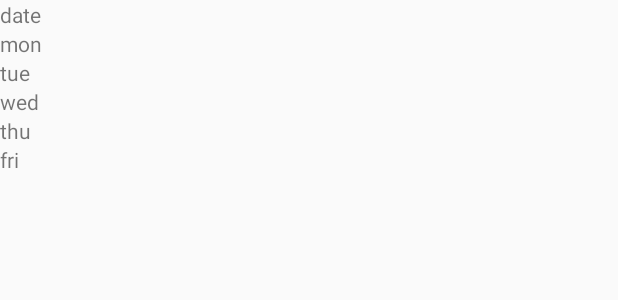
After one commit to gnstjr322/mobile_git, an Android app: the layout item_calendar.xml on its own in the app's theme, with its tools: preview values and no code run, on a phone screen of 412 x 824 dp. The commit adds this screen. Shown: the top 300 px of the screen. Run offline under Robolectric (Android 15) with nearby library versions, the phone set to English and light mode, and no system bars.

Commit message:
안드로이드 ver1.5

```diff
--- a/Android/Oh/app/build.gradle
+++ b/Android/Oh/app/build.gradle
@@ -34,6 +34,7 @@ dependencies {
     androidTestImplementation 'androidx.test:runner:1.2.0'
     androidTestImplementation 'androidx.test.espresso:espresso-core:3.2.0'
     implementation 'com.google.android.material:material:1.0.0'
+    implementation 'org.jsoup:jsoup:1.11.3'
 }
 //repositories {
 //    mavenCentral()
--- a/Android/Oh/app/src/main/java/com/example/myapplication/Name.kt
+++ b/Android/Oh/app/src/main/java/com/example/myapplication/Name.kt
@@ -10,7 +10,7 @@ class Name(var name:String, var link: String, var day: String)  {
     }*/
 
 
-    override fun toString(): String {
+    override fun toString(): String { //이런 형식으로 문자열을 재배치 해주는거야 이클래스는
 
         val sb = StringBuffer()
         sb.append(name).append('\'')
--- a/Android/Oh/app/src/main/java/com/example/myapplication/TabPagerAdapter.kt
+++ b/Android/Oh/app/src/main/java/com/example/myapplication/TabPagerAdapter.kt
@@ -6,8 +6,7 @@ import androidx.fragment.app.FragmentManager
 import androidx.fragment.app.FragmentStatePagerAdapter
 import java.lang.NullPointerException
 
-class TabPagerAdapter(fm: FragmentManager,var nameList2 : List<Name> ,private val tabcount: Int) : FragmentStatePagerAdapter(fm) {
-
+class TabPagerAdapter(fm: FragmentManager,var nameList2 : List<Name> ,var nameList3 : List<Cal>,private val tabcount: Int) : FragmentStatePagerAdapter(fm) {
 
     override fun getItem(position: Int): Fragment {
         when (position) {
@@ -16,7 +15,7 @@ class TabPagerAdapter(fm: FragmentManager,var nameList2 : List<Name> ,private va
                 return TabFragment(nameList2)
             }
             1 -> {
-                return TabFragment2()
+                return TabFragment2(nameList3)
             }
             2 -> {
                 return TabFragment3()
--- /dev/null
+++ b/Android/Oh/app/src/main/res/layout/item_calendar.xml
@@ -0,0 +1,44 @@
+<?xml version="1.0" encoding="utf-8"?>
+<LinearLayout xmlns:android="http://schemas.android.com/apk/res/android"
+    android:layout_width="match_parent"
+    android:layout_height="wrap_content"
+    android:orientation="vertical">
+
+    <TextView
+        android:id="@+id/date_text"
+        android:layout_width="wrap_content"
+        android:layout_height="wrap_content"
+        android:text="date" />
+
+    <TextView
+        android:id="@+id/mon_text"
+        android:layout_width="wrap_content"
+        android:layout_height="wrap_content"
+        android:text="mon" />
+
+    <TextView
+        android:id="@+id/tue_text"
+        android:layout_width="wrap_content"
+        android:layout_height="wrap_content"
+        android:text="tue" />
+
+    <TextView
+        android:id="@+id/wed_text"
+        android:layout_width="wrap_content"
+        android:layout_height="wrap_content"
+        android:text="wed" />
+
+    <TextView
+        android:id="@+id/thu_text"
+        android:layout_width="wrap_content"
+        android:layout_height="wrap_content"
+        android:text="thu" />
+
+    <TextView
+        android:id="@+id/fri_text"
+        android:layout_width="wrap_content"
+        android:layout_height="wrap_content"
+        android:text="fri" />
+
+
+</LinearLayout>
```
Also changed, not shown: Android/Oh/app/src/main/java/com/example/myapplication/Cal.kt (added, +25 -0 lines), Android/Oh/app/src/main/java/com/example/myapplication/CalAdapter.kt (added, +68 -0 lines), Android/Oh/app/src/main/java/com/example/myapplication/Main.kt (+124 -5 lines), Android/Oh/app/src/main/java/com/example/myapplication/NameAdapter.kt (+4 -4 lines), Android/Oh/app/src/main/java/com/example/myapplication/RegisterActivity.kt (+89 -2 lines), Android/Oh/app/src/main/java/com/example/myapplication/TabFragment.kt (+0 -19 lines), Android/Oh/app/src/main/java/com/example/myapplication/TabFragment2.kt (+31 -2 lines), Android/Oh/app/src/main/res/layout/fragment2.xml (+8 -10 lines), 3 other files.
